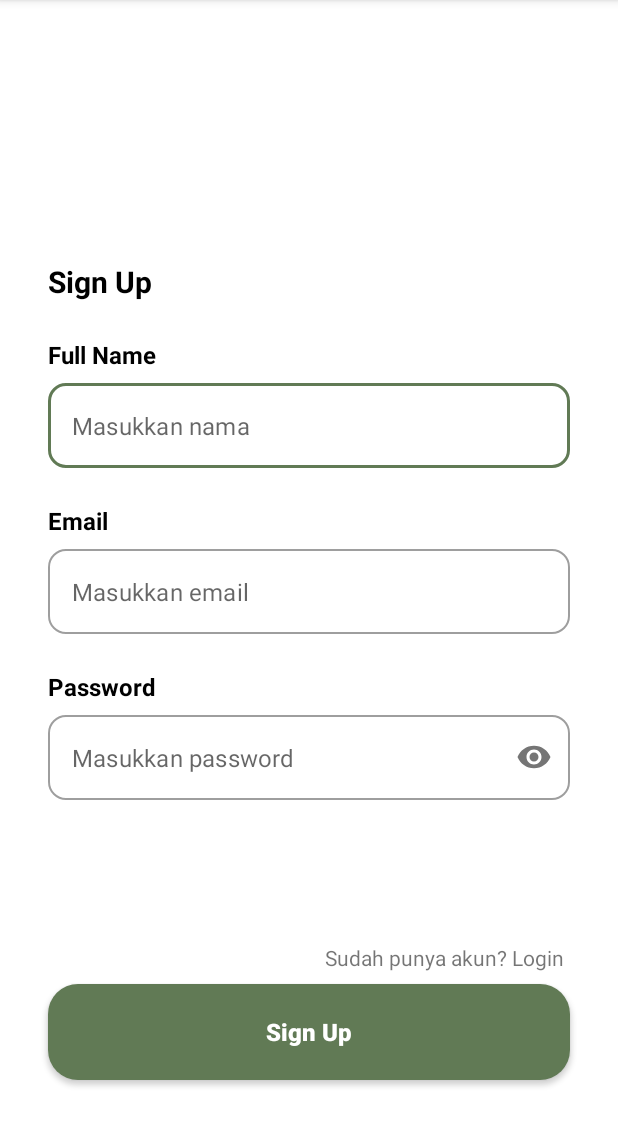
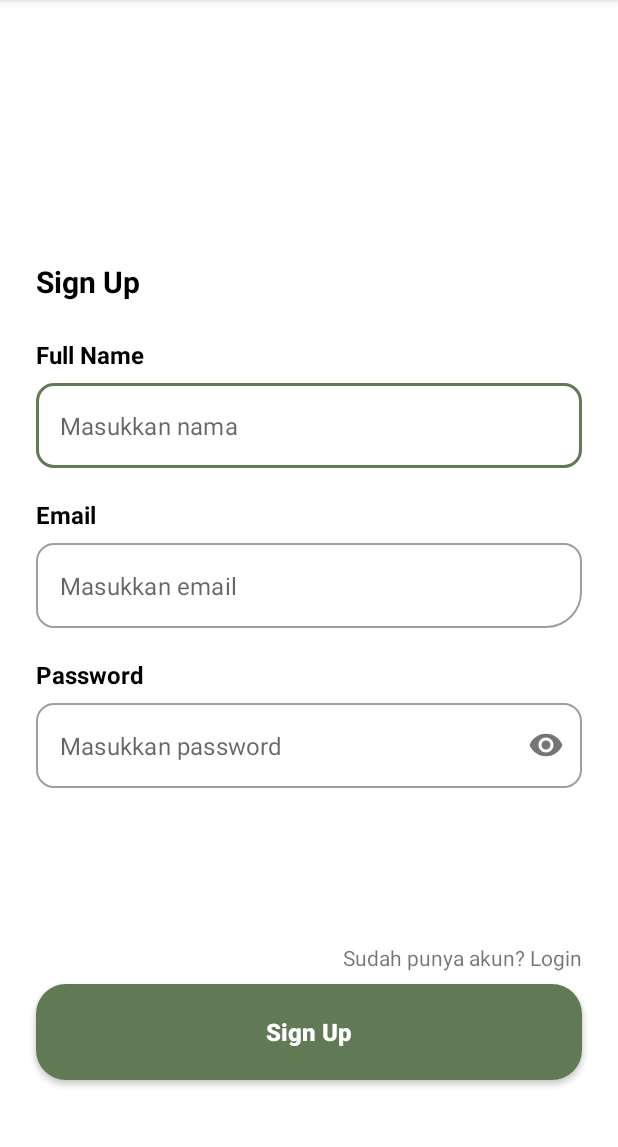
Before and after one commit to yudhah52/Skin-Sight-Apps, an Android app: the SignUpActivity screen opened directly, with no data from a screen before it, on a phone screen of 412 x 824 dp, the part 84-1231 px from its top. Run offline under Robolectric (Android 15) with nearby library versions, the phone set to English and light mode, and no system bars.

Commit message:
up adjust signin signup detection

```diff
--- a/app/src/main/res/drawable/rounded_corner.xml
+++ b/app/src/main/res/drawable/rounded_corner.xml
@@ -1,4 +1,5 @@
 <shape xmlns:android="http://schemas.android.com/apk/res/android"
   android:shape="rectangle">
   <corners android:radius="20dp"/>
+  <solid android:color="#FFFFFF" />
 </shape>
--- a/app/src/main/res/layout/activity_sign_up.xml
+++ b/app/src/main/res/layout/activity_sign_up.xml
@@ -10,9 +10,12 @@
         android:id="@+id/imageView"
         android:layout_width="0dp"
         android:layout_height="110dp"
-    android:layout_marginStart="32dp"
+        android:layout_marginStart="24dp"
         android:layout_marginTop="32dp"
-    android:layout_marginEnd="32dp"
+        android:layout_marginEnd="24dp"
+        android:background="@drawable/rounded_corner"
+        android:scaleType="centerCrop"
+        android:clipToOutline="true"
         app:layout_constraintEnd_toEndOf="parent"
         app:layout_constraintStart_toStartOf="parent"
         app:layout_constraintTop_toTopOf="parent"
@@ -22,9 +25,9 @@
         android:id="@+id/titleTextView"
         android:layout_width="0dp"
         android:layout_height="wrap_content"
-    android:layout_marginStart="32dp"
+        android:layout_marginStart="24dp"
         android:layout_marginTop="32dp"
-    android:layout_marginEnd="32dp"
+        android:layout_marginEnd="24dp"
         android:text="@string/sign_up"
         android:textColor="@color/black"
         android:textSize="20sp"
@@ -38,7 +41,7 @@
         android:id="@+id/nameTextView"
         android:layout_width="wrap_content"
         android:layout_height="wrap_content"
-    android:layout_marginStart="32dp"
+        android:layout_marginStart="24dp"
         android:layout_marginTop="24dp"
         android:text="@string/full_name"
         android:textColor="@color/black"
@@ -52,9 +55,9 @@
         style="@style/Widget.MaterialComponents.TextInputLayout.OutlinedBox"
         android:layout_width="0dp"
         android:layout_height="wrap_content"
-    android:layout_marginStart="32dp"
+        android:layout_marginStart="24dp"
         android:layout_marginTop="8dp"
-    android:layout_marginEnd="32dp"
+        android:layout_marginEnd="24dp"
         app:boxCornerRadiusBottomEnd="12dp"
         app:boxCornerRadiusBottomStart="12dp"
         app:boxCornerRadiusTopEnd="12dp"
@@ -79,8 +82,8 @@
         android:id="@+id/emailTextView"
         android:layout_width="wrap_content"
         android:layout_height="wrap_content"
-    android:layout_marginStart="32dp"
-    android:layout_marginTop="24dp"
+        android:layout_marginStart="24dp"
+        android:layout_marginTop="20dp"
         android:text="@string/email"
         android:textColor="@color/black"
         android:textSize="16sp"
@@ -93,10 +96,10 @@
         style="@style/Widget.MaterialComponents.TextInputLayout.OutlinedBox"
         android:layout_width="0dp"
         android:layout_height="wrap_content"
-    android:layout_marginStart="32dp"
+        android:layout_marginStart="24dp"
         android:layout_marginTop="8dp"
-    android:layout_marginEnd="32dp"
-    app:boxCornerRadiusBottomEnd="12dp"
+        android:layout_marginEnd="24dp"
+        app:boxCornerRadiusBottomEnd="24dp"
         app:boxCornerRadiusBottomStart="12dp"
         app:boxCornerRadiusTopEnd="12dp"
         app:boxCornerRadiusTopStart="12dp"
@@ -118,8 +121,8 @@
         android:id="@+id/passwordTextView"
         android:layout_width="wrap_content"
         android:layout_height="wrap_content"
-    android:layout_marginStart="32dp"
-    android:layout_marginTop="24dp"
+        android:layout_marginStart="24dp"
+        android:layout_marginTop="20dp"
         android:text="@string/password"
         android:textColor="@color/black"
         android:textSize="16sp"
@@ -132,9 +135,9 @@
         style="@style/Widget.MaterialComponents.TextInputLayout.OutlinedBox"
         android:layout_width="0dp"
         android:layout_height="wrap_content"
-    android:layout_marginStart="32dp"
+        android:layout_marginStart="24dp"
         android:layout_marginTop="8dp"
-    android:layout_marginEnd="32dp"
+        android:layout_marginEnd="24dp"
         app:boxCornerRadiusBottomEnd="12dp"
         app:boxCornerRadiusBottomStart="12dp"
         app:boxCornerRadiusTopEnd="12dp"
@@ -159,26 +162,24 @@
         android:id="@+id/loginNow"
         android:layout_width="wrap_content"
         android:layout_height="wrap_content"
+        android:layout_marginBottom="8dp"
         android:text="@string/login_now"
-    android:layout_marginEnd="36dp"
-    android:layout_marginBottom="8dp"
-    app:layout_constraintEnd_toEndOf="parent"
-    app:layout_constraintBottom_toTopOf="@id/signupButton"/>
+        app:layout_constraintBottom_toTopOf="@id/signupButton"
+        app:layout_constraintEnd_toEndOf="@+id/signupButton" />
 
-<!--    android:background="@drawable/my_button"-->
     <Button
         android:id="@+id/signupButton"
         android:layout_width="0dp"
         android:layout_height="64dp"
-    android:layout_marginStart="32dp"
-    android:layout_marginEnd="32dp"
+        android:layout_marginStart="24dp"
+        android:layout_marginEnd="24dp"
         android:layout_marginBottom="48dp"
         android:background="@drawable/my_button"
         android:text="@string/sign_up"
         android:textAllCaps="false"
+        android:textColor="@color/white"
         android:textSize="16sp"
         android:textStyle="bold"
-    android:textColor="@color/white"
         app:layout_constraintBottom_toBottomOf="parent"
         app:layout_constraintEnd_toEndOf="parent"
         app:layout_constraintStart_toStartOf="parent" />
```
Also changed, not shown: app/src/main/res/layout/activity_login.xml (+20 -18 lines), app/src/main/res/layout/fragment_detection.xml (+14 -14 lines). Lines whose indentation alone changed are shown as unchanged.
